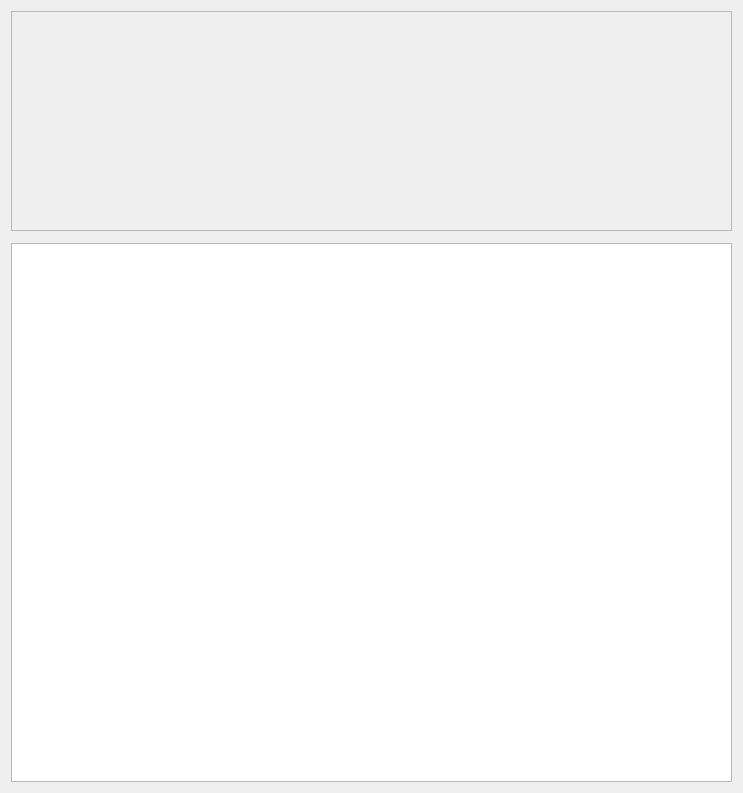
Old version of the form Libs/DICOM/Widgets/Resources/UI/ctkDICOMQueryRetrieveWidget.ui in the repository commontk/CTK.
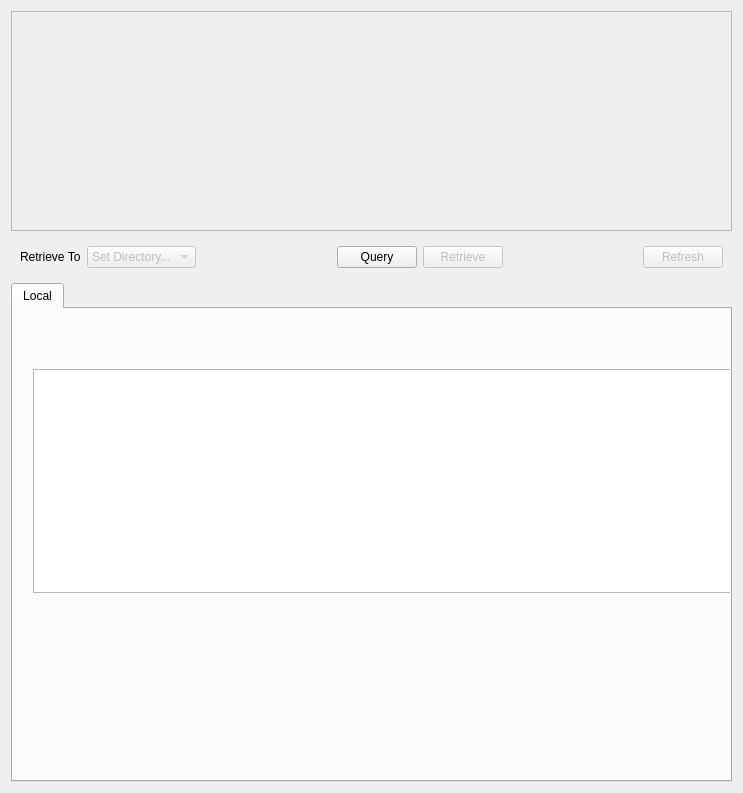
New version of the form. Custom widgets are drawn as their Qt base class.

Commit message: Reorganize code and connect query button to new tab method

What changed in the file:
```diff
--- a/Libs/DICOM/Widgets/Resources/UI/ctkDICOMQueryRetrieveWidget.ui
+++ b/Libs/DICOM/Widgets/Resources/UI/ctkDICOMQueryRetrieveWidget.ui
@@ -40,10 +40,107 @@
     </widget>
    </item>
    <item>
-    <widget class="ctkDICOMCommandWidget" name="widget" native="true"/>
+    <widget class="QWidget" name="commandFrame" native="true">
+     <layout class="QHBoxLayout" name="horizontalLayout_4">
+      <item>
+       <widget class="QLabel" name="label">
+        <property name="text">
+         <string>Retrieve To</string>
+        </property>
+       </widget>
+      </item>
+      <item>
+       <widget class="QComboBox" name="comboBox">
+        <property name="enabled">
+         <bool>false</bool>
+        </property>
+        <item>
+         <property name="text">
+          <string>Set Directory...</string>
+         </property>
+        </item>
+       </widget>
+      </item>
+      <item>
+       <spacer name="horizontalSpacer">
+        <property name="orientation">
+         <enum>Qt::Horizontal</enum>
+        </property>
+        <property name="sizeHint" stdset="0">
+         <size>
+          <width>90</width>
+          <height>20</height>
+         </size>
+        </property>
+       </spacer>
+      </item>
+      <item>
+       <widget class="QPushButton" name="queryButton">
+        <property name="text">
+         <string>Query</string>
+        </property>
+       </widget>
+      </item>
+      <item>
+       <widget class="QPushButton" name="reteiveButton">
+        <property name="enabled">
+         <bool>false</bool>
+        </property>
+        <property name="text">
+         <string>Retrieve</string>
+        </property>
+       </widget>
+      </item>
+      <item>
+       <spacer name="horizontalSpacer_2">
+        <property name="orientation">
+         <enum>Qt::Horizontal</enum>
+        </property>
+        <property name="sizeHint" stdset="0">
+         <size>
+          <width>90</width>
+          <height>20</height>
+         </size>
+        </property>
+       </spacer>
+      </item>
+      <item>
+       <widget class="QPushButton" name="refreshButton">
+        <property name="enabled">
+         <bool>false</bool>
+        </property>
+        <property name="text">
+         <string>Refresh</string>
+        </property>
+       </widget>
+      </item>
+     </layout>
+    </widget>
    </item>
    <item>
-    <widget class="QTreeView" name="treeView"/>
+    <widget class="QTabWidget" name="results">
+     <property name="currentIndex">
+      <number>0</number>
+     </property>
+     <widget class="QWidget" name="tab">
+      <property name="enabled">
+       <bool>true</bool>
+      </property>
+      <attribute name="title">
+       <string>Local</string>
+      </attribute>
+      <widget class="QTreeView" name="treeView">
+       <property name="geometry">
+        <rect>
+         <x>20</x>
+         <y>60</y>
+         <width>719</width>
+         <height>224</height>
+        </rect>
+       </property>
+      </widget>
+     </widget>
+    </widget>
    </item>
   </layout>
  </widget>
@@ -60,12 +157,6 @@
    <header>ctkDICOMServerNodeWidget.h</header>
    <container>1</container>
   </customwidget>
-  <customwidget>
-   <class>ctkDICOMCommandWidget</class>
-   <extends>QWidget</extends>
-   <header>ctkDICOMCommandWidget.h</header>
-   <container>1</container>
-  </customwidget>
  </customwidgets>
  <resources/>
  <connections/>
```
The commit also changes 4 other files.
